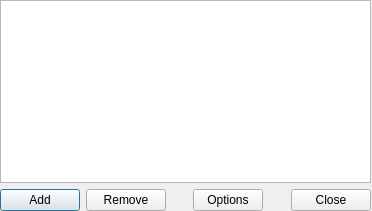
This is ui/channel_favourites.ui in gitter-badger/simplechatclient as Qt 5 draws it before an edit. The edited form follows.
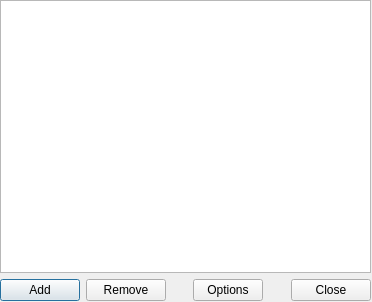
This is the edited form. Icons and pictures are not drawn.

Diff of the .ui file:
```diff
--- a/ui/channel_favourites.ui
+++ b/ui/channel_favourites.ui
@@ -7,19 +7,19 @@
     <x>0</x>
     <y>0</y>
     <width>372</width>
-    <height>211</height>
+    <height>302</height>
    </rect>
   </property>
   <property name="minimumSize">
    <size>
     <width>372</width>
-    <height>211</height>
+    <height>302</height>
    </size>
   </property>
   <property name="maximumSize">
    <size>
     <width>372</width>
-    <height>211</height>
+    <height>302</height>
    </size>
   </property>
   <property name="windowTitle">
@@ -35,7 +35,7 @@
      <x>0</x>
      <y>0</y>
      <width>371</width>
-     <height>211</height>
+     <height>301</height>
     </rect>
    </property>
    <layout class="QVBoxLayout" name="verticalLayout">
```
